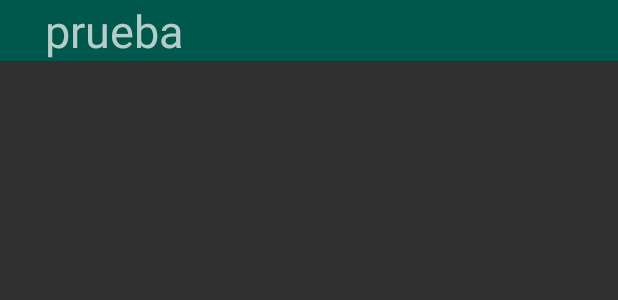
After one commit to deloss/chessGame, an Android app: the layout user_view.xml on its own in the app's theme, with its tools: preview values and no code run, on a phone screen of 412 x 824 dp. The commit adds this screen. Shown: the top 300 px of the screen. Run offline under Robolectric (Android 15) with nearby library versions, the phone set to English and light mode, and no system bars.

Commit message:
user game room added

```diff
--- a/app/build.gradle
+++ b/app/build.gradle
@@ -29,6 +29,7 @@ dependencies {
     implementation 'com.firebaseui:firebase-ui-auth:4.1.0'
     implementation 'com.google.firebase:firebase-auth:16.2.1'
     implementation 'com.google.firebase:firebase-database:16.1.0'
+    implementation 'com.android.support:recyclerview-v7:28.0.0'
 }
 
 apply plugin: 'com.google.gms.google-services'
--- a/app/src/main/AndroidManifest.xml
+++ b/app/src/main/AndroidManifest.xml
@@ -11,7 +11,8 @@
         android:screenOrientation="portrait"
         android:supportsRtl="true"
         android:theme="@style/Theme.AppCompat.NoActionBar">
-        <activity android:name=".OnlineMenuActivity"></activity>
+        <activity android:name=".GameRoomActivity"></activity>
+        <activity android:name=".OnlineMenuActivity" />
         <activity android:name=".OnlineGameActivity" />
         <activity android:name=".MenuActivity">
             <intent-filter>
--- /dev/null
+++ b/app/src/main/res/layout/user_view.xml
@@ -0,0 +1,14 @@
+<?xml version="1.0" encoding="utf-8"?>
+<LinearLayout
+    xmlns:android="http://schemas.android.com/apk/res/android" android:layout_width="match_parent"
+    android:layout_height="wrap_content"
+    android:paddingLeft="30dp"
+    android:background="@color/colorPrimaryDark">
+    <TextView
+        android:layout_width="wrap_content"
+        android:layout_height="wrap_content"
+        android:textSize="30dp"
+        android:text="prueba"
+        android:id="@+id/user_name"/>
+
+</LinearLayout>
```
Also changed, not shown: app/src/main/java/com/example/ajedrez/GameRoomActivity.java (added, +75 -0 lines), app/src/main/java/com/example/ajedrez/MenuActivity.java (+18 -4 lines), app/src/main/java/com/example/ajedrez/UserGameRoomAdapter.java (added, +56 -0 lines), app/src/main/res/layout/activity_game_room.xml (added, +27 -0 lines).
